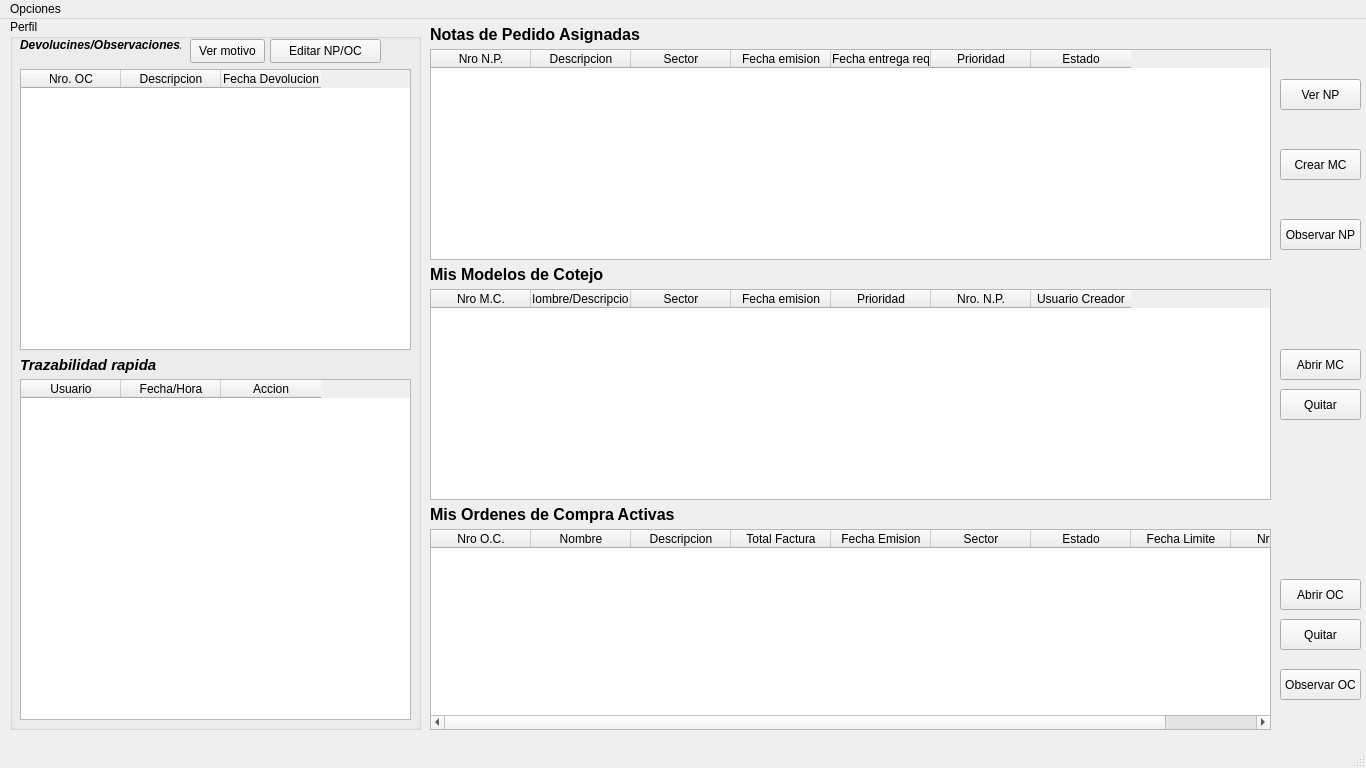
Above: pantallaComprador.ui from AyeQuinteros15/DemoPracticas before the change. Below: the same form after it.
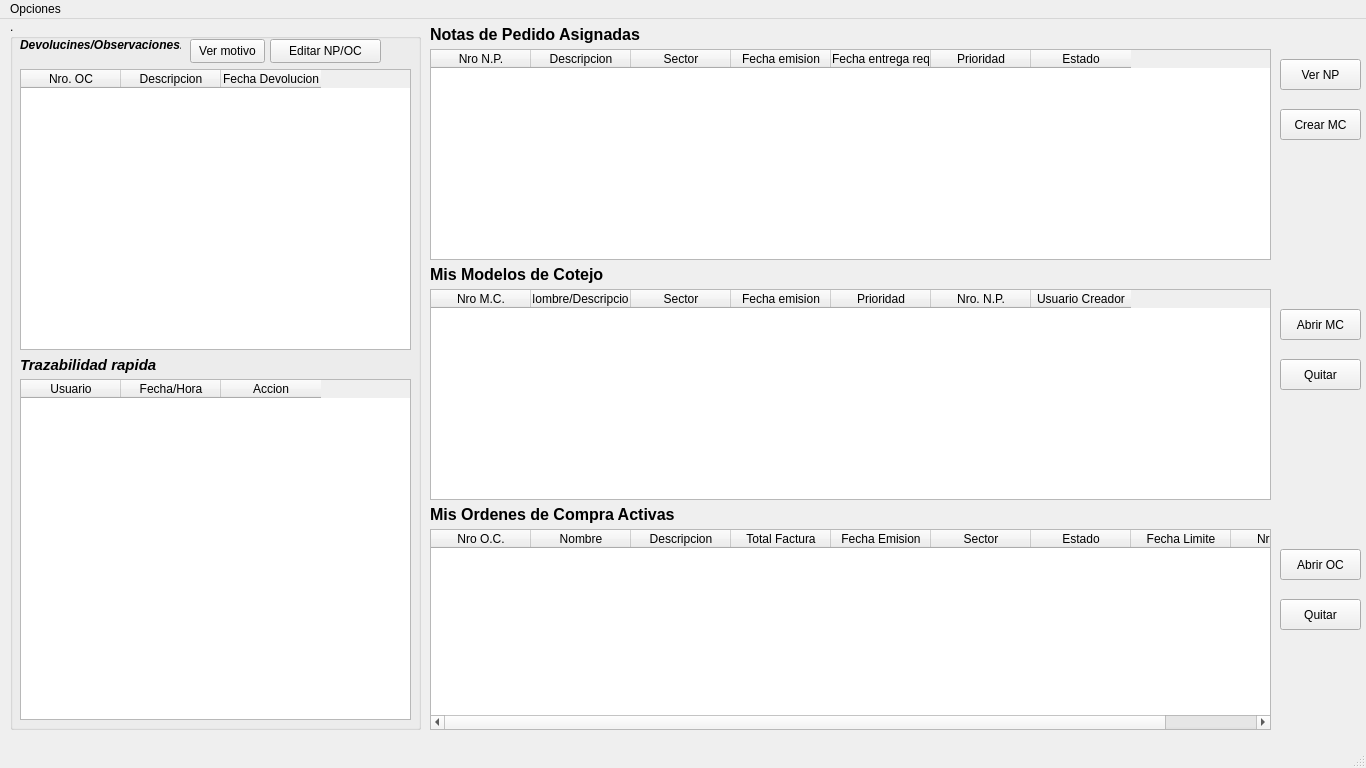
That is the form after the change.

Diff of the .ui file:
```diff
--- a/pantallaComprador.ui
+++ b/pantallaComprador.ui
@@ -36,7 +36,7 @@
      </rect>
     </property>
     <property name="title">
-     <string>Perfil</string>
+     <string>.</string>
     </property>
     <widget class="QTableWidget" name="tablaDetallesEstado">
      <property name="geometry">
@@ -223,7 +223,7 @@
     <property name="geometry">
      <rect>
       <x>1280</x>
-      <y>60</y>
+      <y>40</y>
       <width>81</width>
       <height>31</height>
      </rect>
@@ -236,7 +236,7 @@
     <property name="geometry">
      <rect>
       <x>1280</x>
-      <y>130</y>
+      <y>90</y>
       <width>81</width>
       <height>31</height>
      </rect>
@@ -313,7 +313,7 @@
     <property name="geometry">
      <rect>
       <x>1280</x>
-      <y>330</y>
+      <y>290</y>
       <width>81</width>
       <height>31</height>
      </rect>
@@ -400,7 +400,7 @@
     <property name="geometry">
      <rect>
       <x>1280</x>
-      <y>560</y>
+      <y>530</y>
       <width>81</width>
       <height>31</height>
      </rect>
@@ -413,7 +413,7 @@
     <property name="geometry">
      <rect>
       <x>1280</x>
-      <y>600</y>
+      <y>580</y>
       <width>81</width>
       <height>31</height>
      </rect>
@@ -426,7 +426,7 @@
     <property name="geometry">
      <rect>
       <x>1280</x>
-      <y>370</y>
+      <y>340</y>
       <width>81</width>
       <height>31</height>
      </rect>
@@ -435,32 +435,6 @@
      <string>Quitar</string>
     </property>
    </widget>
-   <widget class="QPushButton" name="btnObservarNP">
-    <property name="geometry">
-     <rect>
-      <x>1280</x>
-      <y>200</y>
-      <width>81</width>
-      <height>31</height>
-     </rect>
-    </property>
-    <property name="text">
-     <string>Observar NP</string>
-    </property>
-   </widget>
-   <widget class="QPushButton" name="btnObservarOC">
-    <property name="geometry">
-     <rect>
-      <x>1280</x>
-      <y>650</y>
-      <width>81</width>
-      <height>31</height>
-     </rect>
-    </property>
-    <property name="text">
-     <string>Observar OC</string>
-    </property>
-   </widget>
   </widget>
   <widget class="QMenuBar" name="menubar">
    <property name="geometry">
```
